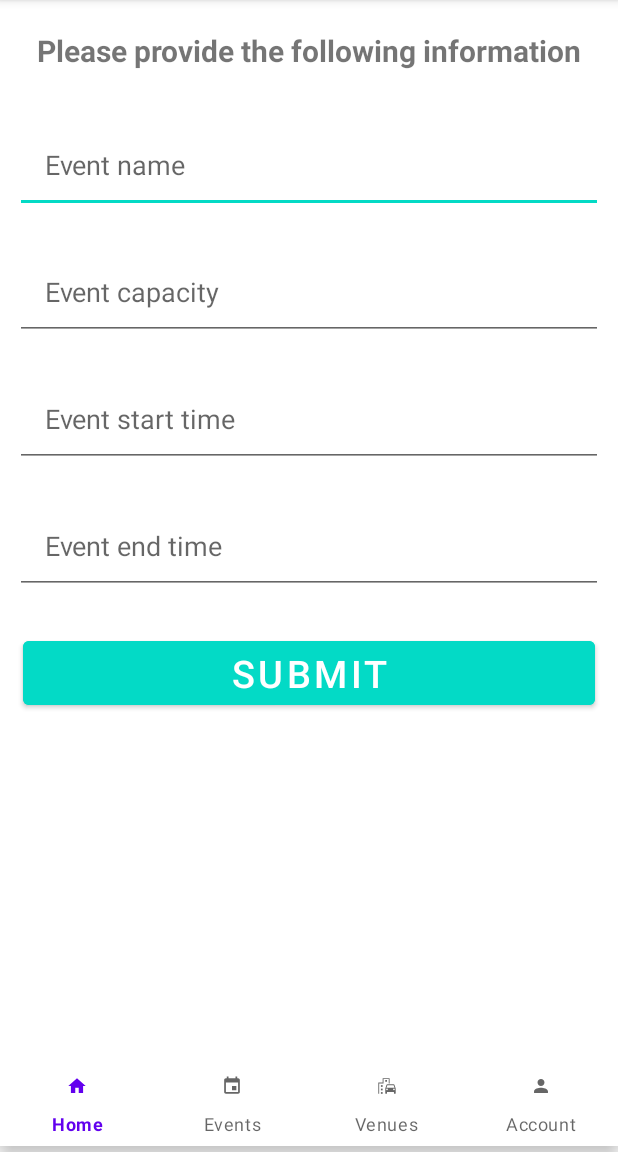
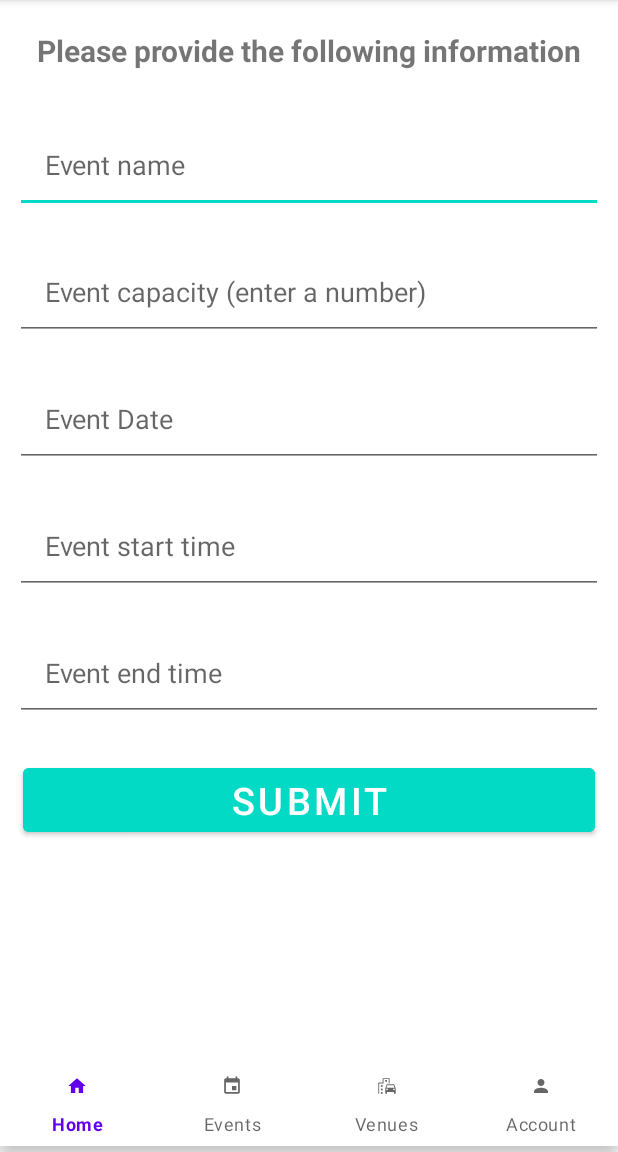
Before and after one commit to Jain-m3392/b07project, an Android app: the customerScheduleEvent screen opened directly, with no data from a screen before it, on a phone screen of 412 x 824 dp, the part 84-1236 px from its top. Run offline under Robolectric (Android 15) with nearby library versions, the phone set to English and light mode, and no system bars; our stand-ins replace Firebase (no records; nobody signed in at launch, a user with empty details on screens opened directly); 2 statements that could not run were skipped.

Commit message:
forgot to make a branch, made only a few changes

```diff
--- a/app/src/main/java/com/example/b07project/Event.java
+++ b/app/src/main/java/com/example/b07project/Event.java
@@ -3,6 +3,7 @@ package com.example.b07project;
 import androidx.annotation.NonNull;
 
 import java.util.ArrayList;
+import java.util.Date;
 
 public class Event {
 
@@ -15,13 +16,15 @@ public class Event {
     public int venueID;
     public int capacity;
     public String name;
+    public String sportsType;
+    public Date date;
 
 
     public Event(){} //No argument constructor for Firebase to work
 
     //TODO: Check what type we want each field to be and initialize an Event
 
-    public Event(String creator, String startTime, String endTime, int eventID, int venueID, int capacity, ArrayList<String> customers, String name){
+    public Event(String creator, String startTime, String endTime, int eventID, int venueID, int capacity, ArrayList<String> customers, String name, String sportsType, Date date){
         this.creator = creator;
         this.startTime = startTime;
         this.endTime = endTime;
@@ -30,6 +33,8 @@ public class Event {
         this.capacity = capacity;
         this.customers = customers;
         this.name = name;
+        this.sportsType = sportsType;
+        this.date = date;
     }
 
     public void addCustomer(@NonNull User player){
--- a/app/src/main/res/layout/activity_customer_schedule_event.xml
+++ b/app/src/main/res/layout/activity_customer_schedule_event.xml
@@ -30,25 +30,38 @@
         android:layout_below="@id/scheduleEventText"
         android:hint="Event name"
         android:layout_margin="10dp"
-        android:padding="20dp" />
+        android:padding="20dp"
+        android:inputType="text"/>
 
     <EditText
         android:id="@+id/eventCapacityUpdate"
         android:layout_width="match_parent"
         android:layout_height="wrap_content"
         android:layout_below="@id/eventNameUpdate"
-        android:hint="Event capacity"
+        android:hint="Event capacity (enter a number)"
         android:layout_margin="10dp"
-        android:padding="20dp" />
+        android:padding="20dp"
+        android:inputType="number"/>
+
+    <EditText
+        android:id="@+id/eventDateUpdate"
+        android:layout_width="match_parent"
+        android:layout_height="wrap_content"
+        android:layout_below="@id/eventCapacityUpdate"
+        android:hint="Event Date"
+        android:layout_margin="10dp"
+        android:padding="20dp"
+        android:inputType="date"/>
 
     <EditText
         android:id="@+id/eventStartTimeUpdate"
         android:layout_width="match_parent"
         android:layout_height="wrap_content"
-        android:layout_below="@id/eventCapacityUpdate"
+        android:layout_below="@id/eventDateUpdate"
         android:hint="Event start time"
         android:layout_margin="10dp"
-        android:padding="20dp" />
+        android:padding="20dp"
+        android:inputType="time"/>
 
     <EditText
         android:id="@+id/eventEndTimeUpdate"
@@ -57,7 +70,8 @@
         android:layout_below="@id/eventStartTimeUpdate"
         android:hint="Event end time"
         android:layout_margin="10dp"
-        android:padding="20dp" />
+        android:padding="20dp"
+        android:inputType="time"/>
 
     <Button
         android:id="@+id/submitButton"
@@ -73,6 +87,7 @@
         android:backgroundTint="@color/design_default_color_secondary"
         android:layout_margin="15dp"/>
 
+
     <!--        app:layout_constraintTop_toBottomOf="@+id/scheduleEventText" />-->
 
 
```
